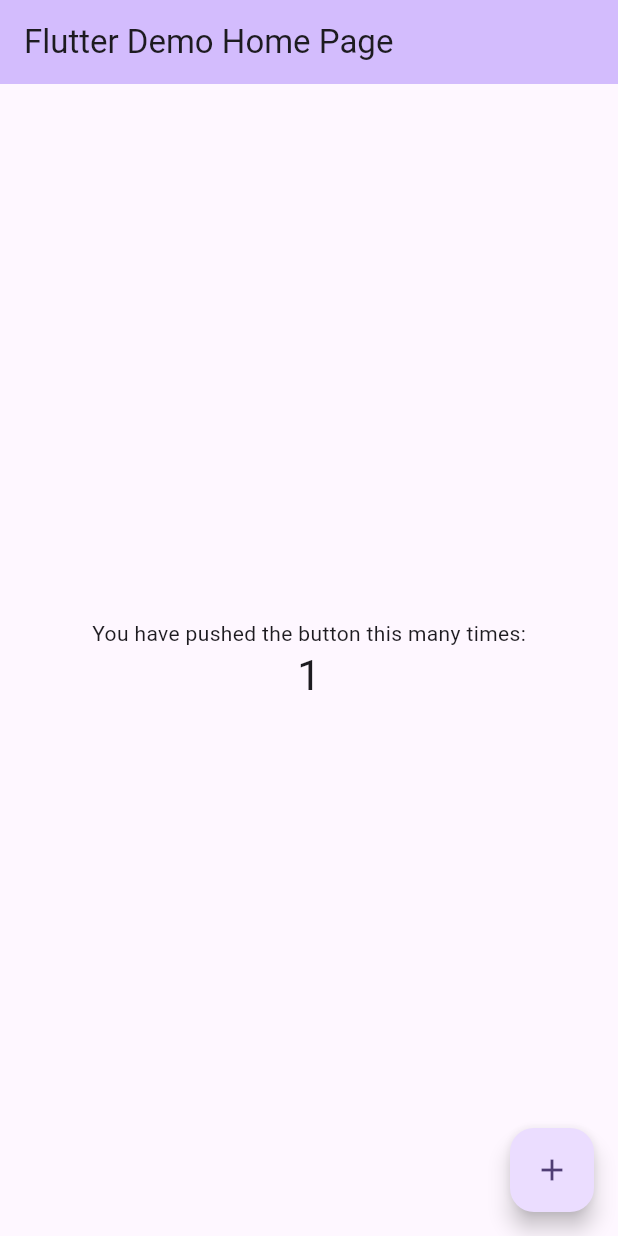
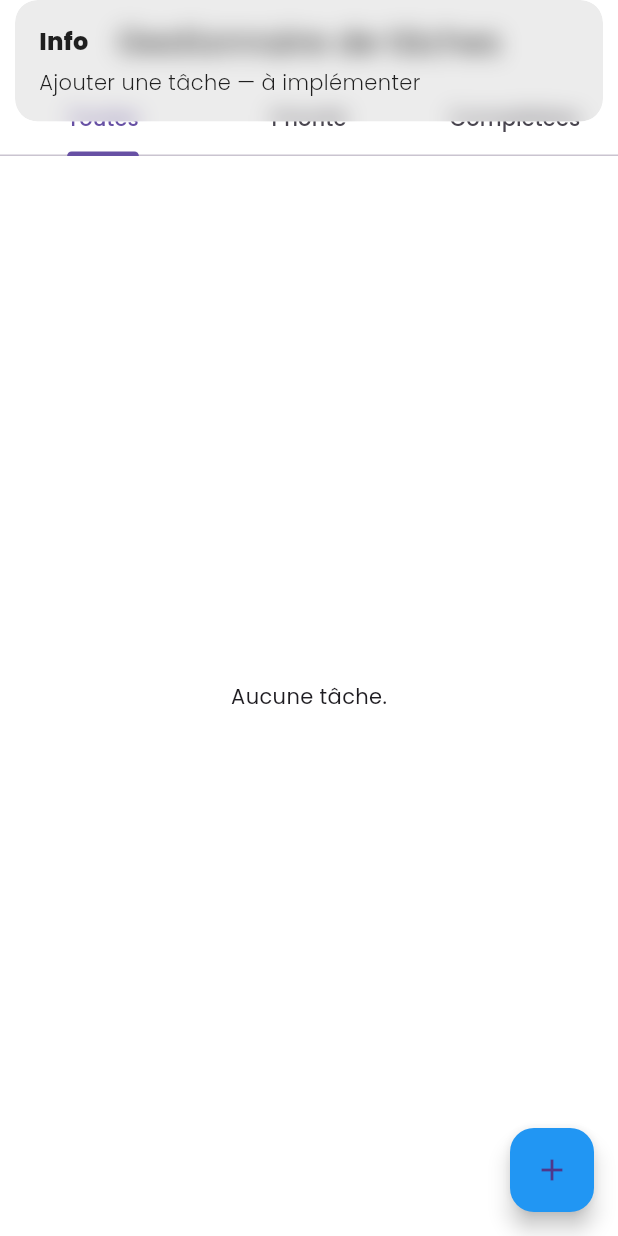
Before and after one commit to orkojr/clean_task_app, a Flutter app: the screen it shows after launch, after a tap on the "add" icon, on a phone screen of 412 x 824 dp. Run offline on Flutter 3.47's test engine with Material 3 defaults, Android fonts, the light colour scheme and no system bars; our stand-ins replace firebase_core, get, google_fonts, sqflite; accounts and stored records are empty.

Commit message:
Controller and HomePage

```diff
--- /dev/null
+++ b/lib/app/app.dart
@@ -0,0 +1,56 @@
+import 'package:clean_task_app/app/binding/appbinding.dart';
+import 'package:flutter/material.dart';
+import 'package:get/get.dart';
+import 'package:google_fonts/google_fonts.dart';
+
+import 'routes/app_pages.dart';
+
+class TaskApp extends StatelessWidget {
+  const TaskApp({super.key});
+
+  @override
+  Widget build(BuildContext context) {
+    return GetMaterialApp(
+      debugShowCheckedModeBanner: false,
+      title: 'ORKO Task App',
+      theme: _lightTheme,
+      darkTheme: _darkTheme,
+      themeMode: ThemeMode.system,
+      initialBinding: AppBinding(),
+      initialRoute: AppRoutes.home,
+      getPages: AppPages.pages,
+    );
+  }
+}
+
+// 🎨 Light Theme
+final _lightTheme = ThemeData(
+  brightness: Brightness.light,
+  primarySwatch: Colors.blue,
+  textTheme: GoogleFonts.poppinsTextTheme(),
+  appBarTheme: const AppBarTheme(
+    elevation: 0,
+    backgroundColor: Colors.white,
+    foregroundColor: Colors.black,
+  ),
+  scaffoldBackgroundColor: Colors.white,
+  floatingActionButtonTheme: const FloatingActionButtonThemeData(
+    backgroundColor: Colors.blue,
+  ),
+);
+
+// 🌙 Dark Theme
+final _darkTheme = ThemeData(
+  brightness: Brightness.dark,
+  primarySwatch: Colors.blue,
+  textTheme: GoogleFonts.poppinsTextTheme(ThemeData.dark().textTheme),
+  appBarTheme: const AppBarTheme(
+    elevation: 0,
+    backgroundColor: Colors.black,
+    foregroundColor: Colors.white,
+  ),
+  scaffoldBackgroundColor: Colors.black,
+  floatingActionButtonTheme: const FloatingActionButtonThemeData(
+    backgroundColor: Colors.blueAccent,
+  ),
+);
--- /dev/null
+++ b/lib/app/binding/appbinding.dart
@@ -0,0 +1,27 @@
+// lib/presentation/bindings/app_binding.dart
+
+import 'package:clean_task_app/data/datasources/task_local_datasource.dart';
+import 'package:get/get.dart';
+import 'package:clean_task_app/presentation/controllers/task_controller.dart';
+import 'package:clean_task_app/domain/usecases/create_task.dart';
+import 'package:clean_task_app/domain/usecases/delete_task.dart';
+import 'package:clean_task_app/domain/usecases/get_tasks.dart';
+import 'package:clean_task_app/domain/usecases/update_task.dart';
+import 'package:clean_task_app/domain/usecases/update_task_priority.dart';
+import 'package:clean_task_app/data/repositories/task_repository_impl.dart';
+
+class AppBinding extends Bindings {
+  @override
+  void dependencies() {
+    final localDataSource = TaskLocalDataSource.instance;
+    final repository = TaskRepositoryImpl(localDataSource:localDataSource);
+
+    Get.put(TaskController(
+      createTaskUseCase: CreateTask(repository),
+      deleteTaskUseCase: DeleteTask(repository),
+      getTasksUseCase: GetTasks(repository),
+      updateTaskUseCase: UpdateTask(repository),
+      updatePriorityUseCase: UpdateTaskPriority(repository),
+    ));
+  }
+}
--- /dev/null
+++ b/lib/app/routes/app_pages.dart
@@ -0,0 +1,14 @@
+
+import 'package:get/get.dart';
+import 'package:clean_task_app/presentation/pages/task_home_page.dart';
+
+part 'app_routes.dart';
+
+class AppPages {
+  static final pages = [
+    GetPage(
+      name: AppRoutes.home,
+      page: () => const TaskHomePage(),
+    ),
+  ];
+}
--- /dev/null
+++ b/lib/app/routes/app_routes.dart
@@ -0,0 +1,6 @@
+
+part of 'app_pages.dart';
+
+abstract class AppRoutes {
+  static const home = '/';
+}
--- /dev/null
+++ b/lib/core/errors/exceptions.dart
@@ -0,0 +1,27 @@
+
+class DatabaseException implements Exception {
+  final String message;
+
+  DatabaseException([this.message = 'Erreur de base de données.']);
+
+  @override
+  String toString() => 'DatabaseException: $message';
+}
+
+class CacheException implements Exception {
+  final String message;
+
+  CacheException([this.message = 'Erreur de cache.']);
+
+  @override
+  String toString() => 'CacheException: $message';
+}
+
+class UnexpectedException implements Exception {
+  final String message;
+
+  UnexpectedException([this.message = 'Une erreur inattendue est survenue.']);
+
+  @override
+  String toString() => 'UnexpectedException: $message';
+}
--- a/lib/main.dart
+++ b/lib/main.dart
@@ -1,72 +1,16 @@
 import 'package:flutter/material.dart';
 import 'package:firebase_core/firebase_core.dart';
 import 'firebase_options.dart';
+import 'package:clean_task_app/app/app.dart';
 
 void main() async {
   WidgetsFlutterBinding.ensureInitialized();
-  await Firebase.initializeApp(options: DefaultFirebaseOptions.currentPlatform);
-  runApp(const MyApp());
+
+  // Initialisation de Firebase avec les options générées
+  await Firebase.initializeApp(
+    options: DefaultFirebaseOptions.currentPlatform,
+  );
+
+  // Lancement de l'application
+  runApp(const TaskApp());
 }
-
-class MyApp extends StatelessWidget {
-  const MyApp({super.key});
-
-  // This widget is the root of your application.
-  @override
-  Widget build(BuildContext context) {
-    return MaterialApp(
-      title: 'Flutter Demo',
-      theme: ThemeData(
-        colorScheme: ColorScheme.fromSeed(seedColor: Colors.deepPurple),
-      ),
-      home: const MyHomePage(title: 'Flutter Demo Home Page'),
-    );
-  }
-}
-
-class MyHomePage extends StatefulWidget {
-  const MyHomePage({super.key, required this.title});
-
-  final String title;
-
-  @override
-  State<MyHomePage> createState() => _MyHomePageState();
-}
-
-class _MyHomePageState extends State<MyHomePage> {
-  int _counter = 0;
-
-  void _incrementCounter() {
-    setState(() {
-      _counter++;
-    });
-  }
-
-  @override
-  Widget build(BuildContext context) {
-    return Scaffold(
-      appBar: AppBar(
-        backgroundColor: Theme.of(context).colorScheme.inversePrimary,
-
-        title: Text(widget.title),
-      ),
-      body: Center(
-        child: Column(
-          mainAxisAlignment: MainAxisAlignment.center,
-          children: <Widget>[
-            const Text('You have pushed the button this many times:'),
-            Text(
-              '$_counter',
-              style: Theme.of(context).textTheme.headlineMedium,
-            ),
-          ],
-        ),
-      ),
-      floatingActionButton: FloatingActionButton(
-        onPressed: _incrementCounter,
-        tooltip: 'Increment',
-        child: const Icon(Icons.add),
-      ),
-    );
-  }
-}
--- /dev/null
+++ b/lib/presentation/controllers/task_controller.dart
@@ -0,0 +1,102 @@
+
+import 'package:get/get.dart';
+import 'package:clean_task_app/domain/entities/task.dart';
+import 'package:clean_task_app/domain/entities/task_priority.dart';
+import 'package:clean_task_app/domain/usecases/create_task.dart';
+import 'package:clean_task_app/domain/usecases/delete_task.dart';
+import 'package:clean_task_app/domain/usecases/get_tasks.dart';
+import 'package:clean_task_app/domain/usecases/update_task.dart';
+import 'package:clean_task_app/domain/usecases/update_task_priority.dart';
+import 'package:clean_task_app/core/errors/exceptions.dart';
+
+class TaskController extends GetxController {
+  final CreateTask createTaskUseCase;
+  final DeleteTask deleteTaskUseCase;
+  final GetTasks getTasksUseCase;
+  final UpdateTask updateTaskUseCase;
+  final UpdateTaskPriority updatePriorityUseCase;
+
+  TaskController({
+    required this.createTaskUseCase,
+    required this.deleteTaskUseCase,
+    required this.getTasksUseCase,
+    required this.updateTaskUseCase,
+    required this.updatePriorityUseCase,
+  });
+
+  var tasks = <Task>[].obs;
+  var isLoading = false.obs;
+  var errorMessage = ''.obs;
+
+  @override
+  void onInit() {
+    super.onInit();
+    fetchTasks();
+  }
+
+  Future<void> fetchTasks() async {
+    try {
+      isLoading.value = true;
+      final result = await getTasksUseCase();
+      tasks.assignAll(result);
+    } catch (e) {
+      errorMessage.value = _handleException(e);
+    } finally {
+      isLoading.value = false;
+    }
+  }
+
+  Future<void> addTask(Task task) async {
+    try {
+      await createTaskUseCase(task);
+      await fetchTasks();
+    } catch (e) {
+      errorMessage.value = _handleException(e);
+    }
+  }
+
+  Future<void> deleteTask(int id) async {
+    try {
+      await deleteTaskUseCase(id);
+      await fetchTasks();
+    } catch (e) {
+      errorMessage.value = _handleException(e);
+    }
+  }
+
+  Future<void> updateTask(Task task) async {
+    try {
+      await updateTaskUseCase(task);
+      await fetchTasks();
+    } catch (e) {
+      errorMessage.value = _handleException(e);
+    }
+  }
+
+  Future<void> changePriority(int id, TaskPriority newPriority) async {
+    try {
+      await updatePriorityUseCase(id, newPriority);
+      await fetchTasks();
+    } catch (e) {
+      errorMessage.value = _handleException(e);
+    }
+  }
+
+  String _handleException(Object e) {
+    if (e is DatabaseException || e is CacheException || e is UnexpectedException) {
+      return e.toString();
+    }
+    return 'Erreur inconnue : $e';
+  }
+
+
+  Future<void> toggleCompletion(Task task) async {
+  try {
+    final updatedTask = task.copyWith(isCompleted: !task.isCompleted);
+    await updateTaskUseCase(updatedTask);
+    await fetchTasks();
+  } catch (e) {
+    errorMessage.value = _handleException(e);
+  }
+}
+}
--- /dev/null
+++ b/lib/presentation/pages/task_home_page.dart
@@ -0,0 +1,81 @@
+import 'package:flutter/material.dart';
+import 'package:get/get.dart';
+import 'package:clean_task_app/presentation/controllers/task_controller.dart';
+import 'package:clean_task_app/domain/entities/task.dart';
+import 'package:clean_task_app/domain/entities/task_priority.dart';
+
+class TaskHomePage extends StatelessWidget {
+  const TaskHomePage({super.key});
+
+  @override
+  Widget build(BuildContext context) {
+    final controller = Get.find<TaskController>();
+
+    return DefaultTabController(
+      length: 3,
+      child: Scaffold(
+        appBar: AppBar(
+          title: const Text('Gestionnaire de tâches'),
+          centerTitle: true,
+          bottom: const TabBar(
+            tabs: [
+              Tab(text: 'Toutes'),
+              Tab(text: 'Priorité'),
+              Tab(text: 'Complétées'),
+            ],
+          ),
+        ),
+        body: Obx(() {
+          if (controller.isLoading.value) {
+            return const Center(child: CircularProgressIndicator());
+          }
+
+          final allTasks = controller.tasks;
+          final completedTasks = allTasks.where((t) => t.isCompleted).toList();
+          final priorityTasks = allTasks.where((t) => t.priority == TaskPriority.high).toList();
+
+          return TabBarView(
+            children: [
+              _buildTaskList(allTasks, controller),
+              _buildTaskList(priorityTasks, controller),
+              _buildTaskList(completedTasks, controller),
+            ],
+          );
+        }),
+        floatingActionButton: FloatingActionButton(
+          onPressed: () {
+            Get.snackbar('Info', 'Ajouter une tâche — à implémenter');
+          },
+          child: const Icon(Icons.add),
+        ),
+      ),
+    );
+  }
+
+  Widget _buildTaskList(List<Task> tasks, TaskController controller) {
+    if (tasks.isEmpty) {
+      return const Center(child: Text("Aucune tâche."));
+    }
+
+    return ListView.builder(
+      itemCount: tasks.length,
+      itemBuilder: (context, index) {
+        final task = tasks[index];
+        return Card(
+          margin: const EdgeInsets.symmetric(horizontal: 16, vertical: 8),
+          child: ListTile(
+            title: Text(task.title),
+            subtitle: Text(task.description),
+            trailing: Icon(
+              task.isCompleted ? Icons.check_circle : Icons.circle_outlined,
+              color: task.isCompleted ? Colors.green : Colors.grey,
+            ),
+            onTap: () {
+              controller.toggleCompletion(task);
+            },
+          ),
+        );
+      },
+    );
+  }
+}
--- a/pubspec.yaml
+++ b/pubspec.yaml
@@ -18,6 +18,7 @@ dependencies:
   path_provider: ^2.1.5
   intl: ^0.20.2
   get_storage: ^2.1.1
+  google_fonts: ^6.2.1
 
 dev_dependencies:
   flutter_test:
```
Also changed, not shown: pubspec.lock.
